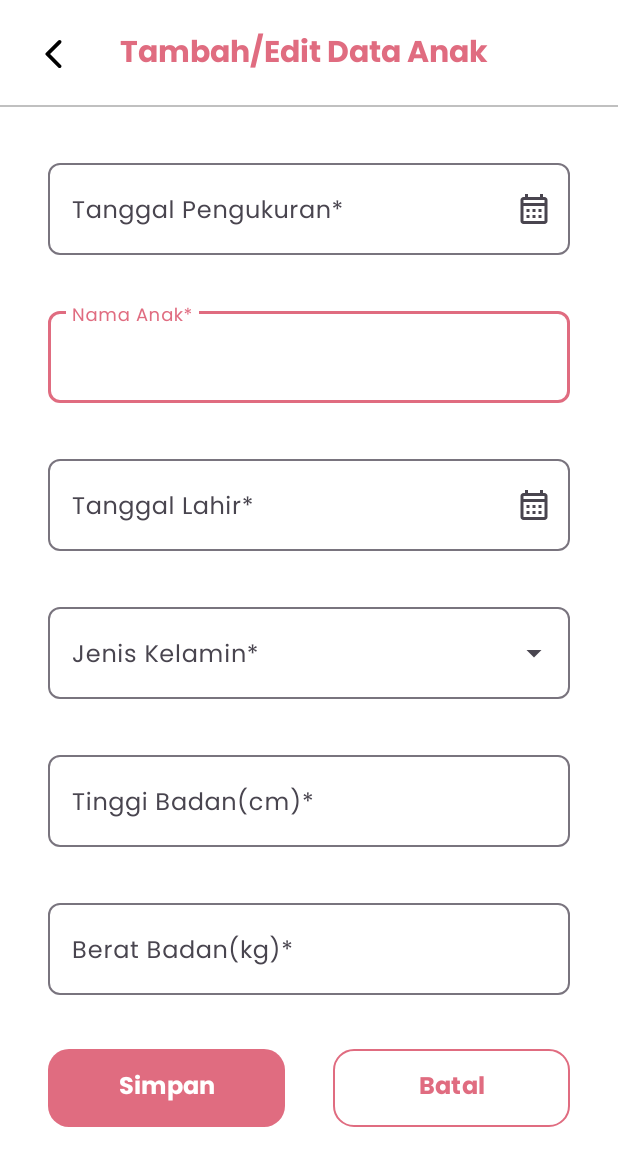
After one commit to SAHASTA-team/SAHASTA-Android, an Android app: the EditBabyDataActivity screen opened directly, with no data from a screen before it, on a phone screen of 412 x 824 dp. The commit adds this screen. Shown: the top 1166 px of the screen. Run offline under Robolectric (Android 15) with nearby library versions, the phone set to English and light mode, and no system bars.

Commit message:
feat: layout add baby data

```diff
--- a/app/src/main/AndroidManifest.xml
+++ b/app/src/main/AndroidManifest.xml
@@ -24,6 +24,9 @@
         android:supportsRtl="true"
         android:theme="@style/Theme.SAHASTA"
         tools:targetApi="31">
+        <activity
+            android:name=".presentation.editbabydata.EditBabyDataActivity"
+            android:exported="false" />
         <activity
             android:name=".presentation.babydata.BabyDataActivity"
             android:exported="false" />
--- a/app/src/main/java/com/salma/sahasta/presentation/babydata/BabyDataActivity.kt
+++ b/app/src/main/java/com/salma/sahasta/presentation/babydata/BabyDataActivity.kt
@@ -1,5 +1,6 @@
 package com.salma.sahasta.presentation.babydata
 
+import android.content.Intent
 import android.os.Bundle
 import androidx.activity.enableEdgeToEdge
 import androidx.appcompat.app.AppCompatActivity
@@ -8,6 +9,7 @@ import androidx.core.view.WindowInsetsCompat
 import androidx.core.view.WindowInsetsControllerCompat
 import com.salma.sahasta.R
 import com.salma.sahasta.databinding.ActivityBabyDataBinding
+import com.salma.sahasta.presentation.editbabydata.EditBabyDataActivity
 
 class BabyDataActivity : AppCompatActivity() {
     private val binding: ActivityBabyDataBinding by lazy {
@@ -30,5 +32,16 @@ class BabyDataActivity : AppCompatActivity() {
         binding.btnBack.setOnClickListener {
             onBackPressedDispatcher.onBackPressed()
         }
+        binding.btnAddBabyData.setOnClickListener {
+            navigateToAddBabyData()
+        }
+    }
+
+    private fun navigateToAddBabyData() {
+        startActivity(
+            Intent(this, EditBabyDataActivity::class.java).apply {
+                flags = Intent.FLAG_ACTIVITY_SINGLE_TOP or Intent.FLAG_ACTIVITY_CLEAR_TOP
+            },
+        )
     }
 }
--- /dev/null
+++ b/app/src/main/java/com/salma/sahasta/presentation/editbabydata/EditBabyDataActivity.kt
@@ -0,0 +1,110 @@
+package com.salma.sahasta.presentation.editbabydata
+
+import android.app.DatePickerDialog
+import android.os.Bundle
+import android.widget.ArrayAdapter
+import androidx.activity.enableEdgeToEdge
+import androidx.appcompat.app.AppCompatActivity
+import androidx.core.view.ViewCompat
+import androidx.core.view.WindowInsetsCompat
+import androidx.core.view.WindowInsetsControllerCompat
+import com.salma.sahasta.R
+import com.salma.sahasta.databinding.ActivityEditBabyDataBinding
+import java.text.SimpleDateFormat
+import java.util.Calendar
+import java.util.Locale
+
+class EditBabyDataActivity : AppCompatActivity() {
+    private val binding: ActivityEditBabyDataBinding by lazy {
+        ActivityEditBabyDataBinding.inflate(layoutInflater)
+    }
+
+    override fun onCreate(savedInstanceState: Bundle?) {
+        super.onCreate(savedInstanceState)
+        enableEdgeToEdge()
+        setContentView(binding.root)
+        ViewCompat.setOnApplyWindowInsetsListener(findViewById(R.id.main)) { v, insets ->
+            val systemBars = insets.getInsets(WindowInsetsCompat.Type.systemBars())
+            v.setPadding(systemBars.left, systemBars.top, systemBars.right, systemBars.bottom)
+            insets
+        }
+        WindowInsetsControllerCompat(window, window.decorView).isAppearanceLightStatusBars = true
+        setClickListener()
+        setupLabelTitle()
+    }
+
+    private fun setClickListener() {
+        binding.btnBack.setOnClickListener {
+            onBackPressedDispatcher.onBackPressed()
+        }
+        binding.btnCancel.setOnClickListener {
+            onBackPressedDispatcher.onBackPressed()
+        }
+        binding.tiEtDateMeasurement.setOnClickListener {
+            showDateMeasurementPickerDialog()
+        }
+        binding.tiEtBabyBirthdate.setOnClickListener {
+            showDateBirthPickerDialog()
+        }
+    }
+
+    private fun showDateMeasurementPickerDialog() {
+        val calendar = Calendar.getInstance()
+        val year = calendar.get(Calendar.YEAR)
+        val month = calendar.get(Calendar.MONTH)
+        val day = calendar.get(Calendar.DAY_OF_MONTH)
+
+        val dateBirthPickerDialog =
+            DatePickerDialog(
+                this,
+                { _, selectedYear, selectedMonth, selectedDay ->
+                    calendar.apply {
+                        set(Calendar.YEAR, selectedYear)
+                        set(Calendar.MONTH, selectedMonth)
+                        set(Calendar.DAY_OF_MONTH, selectedDay)
+                    }
+                    val formattedDate = SimpleDateFormat("yyyy-MM-dd", Locale("id", "ID")).format(calendar.time)
+                    binding.tiEtDateMeasurement.setText(formattedDate)
+                },
+                year,
+                month,
+                day,
+            )
+
+        dateBirthPickerDialog.show()
+    }
+
+    private fun showDateBirthPickerDialog() {
+        val calendar = Calendar.getInstance()
+        val year = calendar.get(Calendar.YEAR)
+        val month = calendar.get(Calendar.MONTH)
+        val day = calendar.get(Calendar.DAY_OF_MONTH)
+
+        val dateBirthPickerDialog =
+            DatePickerDialog(
+                this,
+                { _, selectedYear, selectedMonth, selectedDay ->
+                    calendar.apply {
+                        set(Calendar.YEAR, selectedYear)
+                        set(Calendar.MONTH, selectedMonth)
+                        set(Calendar.DAY_OF_MONTH, selectedDay)
+                    }
+                    val formattedDate = SimpleDateFormat("yyyy-MM-dd", Locale("id", "ID")).format(calendar.time)
+                    binding.tiEtBabyBirthdate.setText(formattedDate)
+                },
+                year,
+                month,
+                day,
+            )
+
+        dateBirthPickerDialog.show()
+    }
+
+    private fun setupLabelTitle() {
+        val items = listOf("Laki-laki", "Perempuan")
+        val autoComplete = binding.autoCompleteGender
+        val adapter = ArrayAdapter(binding.root.context, R.layout.item_label_baby_gender, items)
+
+        autoComplete.setAdapter(adapter)
+    }
+}
--- /dev/null
+++ b/app/src/main/res/drawable/ic_calendar.xml
@@ -0,0 +1,5 @@
+<vector xmlns:android="http://schemas.android.com/apk/res/android" android:height="24dp" android:tint="#000000" android:viewportHeight="24" android:viewportWidth="24" android:width="24dp">
+
+    <path android:fillColor="@android:color/white" android:pathData="M19,4h-1V2h-2v2H8V2H6v2H5C3.89,4 3.01,4.9 3.01,6L3,20c0,1.1 0.89,2 2,2h14c1.1,0 2,-0.9 2,-2V6C21,4.9 20.1,4 19,4zM19,20H5V10h14V20zM19,8H5V6h14V8zM9,14H7v-2h2V14zM13,14h-2v-2h2V14zM17,14h-2v-2h2V14zM9,18H7v-2h2V18zM13,18h-2v-2h2V18zM17,18h-2v-2h2V18z"/>
+
+</vector>
--- /dev/null
+++ b/app/src/main/res/layout/activity_edit_baby_data.xml
@@ -0,0 +1,252 @@
+<?xml version="1.0" encoding="utf-8"?>
+<androidx.constraintlayout.widget.ConstraintLayout xmlns:android="http://schemas.android.com/apk/res/android"
+    xmlns:app="http://schemas.android.com/apk/res-auto"
+    xmlns:tools="http://schemas.android.com/tools"
+    android:id="@+id/main"
+    android:layout_width="match_parent"
+    android:layout_height="match_parent"
+    android:background="@color/white"
+    tools:context=".presentation.editbabydata.EditBabyDataActivity">
+
+    <ImageView
+        android:id="@+id/btn_back"
+        android:layout_width="wrap_content"
+        android:layout_height="wrap_content"
+        android:padding="24dp"
+        android:contentDescription="@string/desc_btn_back"
+        android:src="@drawable/ic_back"
+        app:layout_constraintTop_toTopOf="parent"
+        app:layout_constraintStart_toStartOf="parent"/>
+
+    <TextView
+        android:id="@+id/tv_title_edit_baby_data"
+        android:layout_width="0dp"
+        android:layout_height="wrap_content"
+        android:layout_margin="8dp"
+        android:text="@string/text_btn_add_baby_data"
+        android:textSize="20sp"
+        android:textColor="@color/md_theme_primary"
+        android:textStyle="bold"
+        app:layout_constraintTop_toTopOf="parent"
+        app:layout_constraintStart_toEndOf="@id/btn_back"
+        app:layout_constraintBottom_toBottomOf="@id/btn_back"
+        app:layout_constraintEnd_toEndOf="parent"/>
+
+    <View
+        android:id="@+id/appbar_border"
+        android:layout_width="match_parent"
+        android:layout_height="1dp"
+        android:background="@color/gray"
+        android:layout_marginTop="16dp"
+        app:layout_constraintTop_toBottomOf="@id/tv_title_edit_baby_data"/>
+
+    <androidx.core.widget.NestedScrollView
+        android:layout_width="match_parent"
+        android:layout_height="0dp"
+        app:layout_constraintTop_toBottomOf="@id/appbar_border"
+        app:layout_constraintBottom_toBottomOf="parent">
+
+        <androidx.constraintlayout.widget.ConstraintLayout
+            android:layout_width="match_parent"
+            android:layout_height="wrap_content">
+
+            <com.google.android.material.textfield.TextInputLayout
+                android:id="@+id/til_date_measurement"
+                android:layout_width="match_parent"
+                android:layout_height="wrap_content"
+                android:layout_marginHorizontal="32dp"
+                android:layout_marginTop="32dp"
+                app:endIconMode="custom"
+                app:endIconDrawable="@drawable/ic_calendar"
+                app:boxCornerRadiusBottomEnd="8dp"
+                app:boxCornerRadiusBottomStart="8dp"
+                app:boxCornerRadiusTopEnd="8dp"
+                app:boxCornerRadiusTopStart="8dp"
+                app:layout_constraintTop_toTopOf="parent"
+                app:layout_constraintStart_toStartOf="parent"
+                app:layout_constraintEnd_toEndOf="parent">
+
+                <com.google.android.material.textfield.TextInputEditText
+                    android:id="@+id/ti_et_date_measurement"
+                    android:layout_width="match_parent"
+                    android:layout_height="wrap_content"
+                    android:hint="@string/hint_measurement_date"
+                    android:textColor="@color/black"
+                    android:textSize="16sp"
+                    android:focusable="false"/>
+
+            </com.google.android.material.textfield.TextInputLayout>
+
+            <com.google.android.material.textfield.TextInputLayout
+                android:id="@+id/til_baby_name"
+                android:layout_width="match_parent"
+                android:layout_height="wrap_content"
+                android:layout_marginHorizontal="32dp"
+                android:layout_marginTop="32dp"
+                app:boxCornerRadiusBottomEnd="8dp"
+                app:boxCornerRadiusBottomStart="8dp"
+                app:boxCornerRadiusTopEnd="8dp"
+                app:boxCornerRadiusTopStart="8dp"
+                app:layout_constraintTop_toBottomOf="@id/til_date_measurement"
+                app:layout_constraintStart_toStartOf="parent"
+                app:layout_constraintEnd_toEndOf="parent">
+
+                <com.google.android.material.textfield.TextInputEditText
+                    android:id="@+id/ti_et_baby_name"
+                    android:layout_width="match_parent"
+                    android:layout_height="wrap_content"
+                    android:hint="@string/hint_baby_name"
+                    android:textColor="@color/black"
+                    android:textSize="16sp"
+                    android:inputType="textPersonName"/>
+
+            </com.google.android.material.textfield.TextInputLayout>
+
+            <com.google.android.material.textfield.TextInputLayout
+                android:id="@+id/til_baby_birthdate"
+                android:layout_width="match_parent"
+                android:layout_height="wrap_content"
+                android:layout_marginHorizontal="32dp"
+                android:layout_marginTop="32dp"
+                app:endIconMode="custom"
+                app:endIconDrawable="@drawable/ic_calendar"
+                app:boxCornerRadiusBottomEnd="8dp"
+                app:boxCornerRadiusBottomStart="8dp"
+                app:boxCornerRadiusTopEnd="8dp"
+                app:boxCornerRadiusTopStart="8dp"
+                app:layout_constraintTop_toBottomOf="@id/til_baby_name"
+                app:layout_constraintStart_toStartOf="parent"
+                app:layout_constraintEnd_toEndOf="parent">
+
+                <com.google.android.material.textfield.TextInputEditText
+                    android:id="@+id/ti_et_baby_birthdate"
+                    android:layout_width="match_parent"
+                    android:layout_height="wrap_content"
+                    android:hint="@string/hint_baby_birthdate"
+                    android:textColor="@color/black"
+                    android:textSize="16sp"
+                    android:focusable="false"/>
+
+            </com.google.android.material.textfield.TextInputLayout>
+
+            <com.google.android.material.textfield.TextInputLayout
+                android:id="@+id/til_dropdown_gender"
+                android:layout_width="match_parent"
+                android:layout_height="wrap_content"
+                android:layout_marginHorizontal="32dp"
+                android:layout_marginTop="32dp"
+                android:focusableInTouchMode="true"
+                style="@style/Widget.Material3.TextInputLayout.OutlinedBox.ExposedDropdownMenu"
+                app:boxCornerRadiusBottomEnd="8dp"
+                app:boxCornerRadiusBottomStart="8dp"
+                app:boxCornerRadiusTopEnd="8dp"
+                app:boxCornerRadiusTopStart="8dp"
+                app:layout_constraintTop_toBottomOf="@id/til_baby_birthdate"
+                app:layout_constraintStart_toStartOf="parent"
+                app:layout_constraintEnd_toEndOf="parent">
+
+                <AutoCompleteTextView
+                    android:id="@+id/autoComplete_gender"
+                    android:layout_width="match_parent"
+                    android:layout_height="wrap_content"
+                    android:textSize="16sp"
+                    android:textColor="@color/black"
+                    android:hint="@string/hint_baby_gender"
+                    android:inputType="none"/>
+
+            </com.google.android.material.textfield.TextInputLayout>
+
+            <com.google.android.material.textfield.TextInputLayout
+                android:id="@+id/til_baby_height"
+                android:layout_width="match_parent"
+                android:layout_height="wrap_content"
+                android:layout_marginHorizontal="32dp"
+                android:layout_marginTop="32dp"
+                app:boxCornerRadiusBottomEnd="8dp"
+                app:boxCornerRadiusBottomStart="8dp"
+                app:boxCornerRadiusTopEnd="8dp"
+                app:boxCornerRadiusTopStart="8dp"
+                app:layout_constraintTop_toBottomOf="@id/til_dropdown_gender"
+                app:layout_constraintStart_toStartOf="parent"
+                app:layout_constraintEnd_toEndOf="parent">
+
+                <com.google.android.material.textfield.TextInputEditText
+                    android:id="@+id/ti_et_baby_height"
+                    android:layout_width="match_parent"
+                    android:layout_height="wrap_content"
+                    android:hint="@string/hint_baby_height"
+                    android:textColor="@color/black"
+                    android:textSize="16sp"
+                    android:inputType="numberDecimal"/>
+
+            </com.google.android.material.textfield.TextInputLayout>
+
+            <com.google.android.material.textfield.TextInputLayout
+                android:id="@+id/til_baby_weight"
+                android:layout_width="match_parent"
+                android:layout_height="wrap_content"
+                android:layout_marginHorizontal="32dp"
+                android:layout_marginTop="32dp"
+                app:boxCornerRadiusBottomEnd="8dp"
+                app:boxCornerRadiusBottomStart="8dp"
+                app:boxCornerRadiusTopEnd="8dp"
+                app:boxCornerRadiusTopStart="8dp"
+                app:layout_constraintTop_toBottomOf="@id/til_baby_height"
+                app:layout_constraintStart_toStartOf="parent"
+                app:layout_constraintEnd_toEndOf="parent">
+
+                <com.google.android.material.textfield.TextInputEditText
+                    android:id="@+id/ti_et_baby_weight"
+                    android:layout_width="match_parent"
+                    android:layout_height="wrap_content"
+                    android:hint="@string/hint_baby_weight"
+                    android:textColor="@color/black"
+                    android:textSize="16sp"
+                    android:inputType="numberDecimal"/>
+
+            </com.google.android.material.textfield.TextInputLayout>
+
+            <Button
+                android:id="@+id/btn_save"
+                android:layout_width="0dp"
+                android:layout_height="wrap_content"
+                android:text="@string/text_btn_save"
+                android:textSize="16sp"
+                android:textStyle="bold"
+                android:paddingVertical="8dp"
+                android:layout_marginStart="32dp"
+                android:layout_marginEnd="16dp"
+                android:layout_marginVertical="32dp"
+                android:background="@drawable/bg_btn"
+                app:layout_constraintTop_toBottomOf="@id/til_baby_weight"
+                app:layout_constraintBottom_toBottomOf="parent"
+                app:layout_constraintStart_toStartOf="parent"
+                app:layout_constraintEnd_toStartOf="@id/btn_cancel"/>
+
+            <Button
+                android:id="@+id/btn_cancel"
+                android:layout_width="0dp"
+                android:layout_height="wrap_content"
+                android:layout_marginEnd="32dp"
+                android:layout_marginStart="16dp"
+                android:layout_marginVertical="32dp"
+                android:text="@string/text_btn_cancel"
+                android:textSize="16sp"
+                android:textStyle="bold"
+                android:textColor="@color/md_theme_primary"
+                android:paddingVertical="12dp"
+                app:backgroundTint="@android:color/transparent"
+                app:cornerRadius="14dp"
+                app:rippleColor="@color/md_theme_primary"
+                app:strokeColor="@color/md_theme_primary"
+                app:strokeWidth="1dp"
+                app:layout_constraintTop_toBottomOf="@id/til_baby_weight"
+                app:layout_constraintBottom_toBottomOf="parent"
+                app:layout_constraintEnd_toEndOf="parent"
+                app:layout_constraintStart_toEndOf="@id/btn_save"/>
+
+        </androidx.constraintlayout.widget.ConstraintLayout>
+
+    </androidx.core.widget.NestedScrollView>
+
+</androidx.constraintlayout.widget.ConstraintLayout>
--- /dev/null
+++ b/app/src/main/res/layout/item_label_baby_gender.xml
@@ -0,0 +1,10 @@
+<?xml version="1.0" encoding="utf-8"?>
+<TextView xmlns:android="http://schemas.android.com/apk/res/android"
+    android:layout_width="match_parent"
+    android:layout_height="wrap_content"
+    android:padding="16dp"
+    android:ellipsize="end"
+    android:maxLines="1"
+    android:textAppearance="?attr/textAppearanceSubtitle1">
+
+</TextView>
--- a/app/src/main/res/values/strings.xml
+++ b/app/src/main/res/values/strings.xml
@@ -28,4 +28,12 @@
     <string name="text_baby_age">Usia</string>
     <string name="text_baby_name">Nama Anak</string>
     <string name="text_last_measurement">Tanggal Pengukuran Terakhir : - -/- -/- - - -</string>
+    <string name="hint_measurement_date">Tanggal Pengukuran*</string>
+    <string name="hint_baby_name">Nama Anak*</string>
+    <string name="hint_baby_birthdate">Tanggal Lahir*</string>
+    <string name="hint_baby_gender">Jenis Kelamin*</string>
+    <string name="hint_baby_height">Tinggi Badan(cm)*</string>
+    <string name="hint_baby_weight">Berat Badan(kg)*</string>
+    <string name="text_btn_save">Simpan</string>
+    <string name="text_btn_cancel">Batal</string>
 </resources>
```
